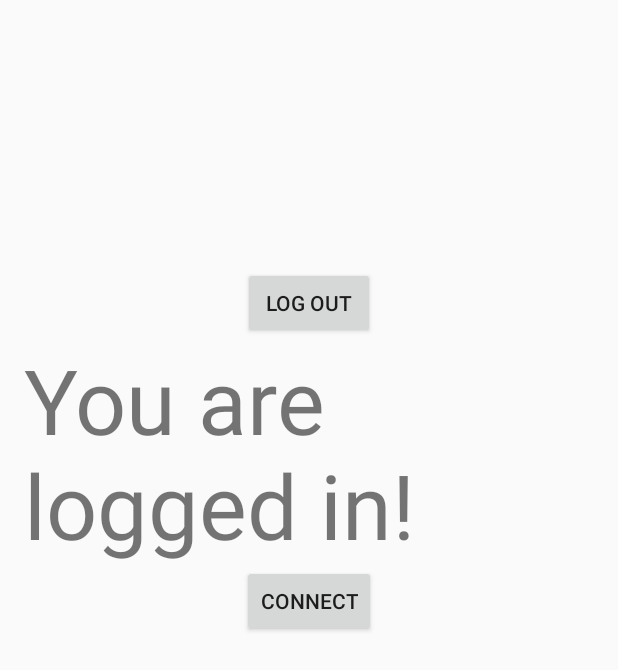
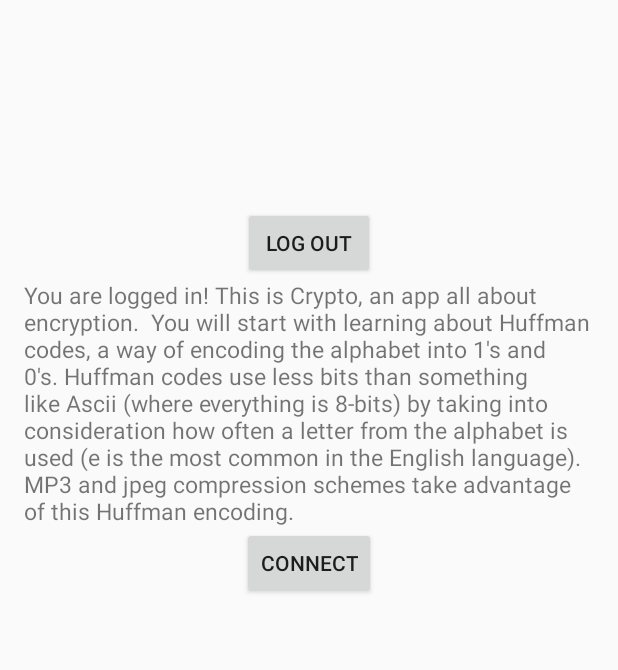
Before and after one commit to R1413/CryptoGear, an Android app: the MainActivity screen opened directly, with no data from a screen before it, on a phone screen of 412 x 824 dp. Shown: the top 670 px of the screen. Run offline under Robolectric (Android 15) with nearby library versions, the phone set to English and light mode, and no system bars.

Commit message:
Literally just made it check if you have the right email when you try to log-in and added some text that shows when you're logged in. That's all I did.

```diff
--- a/CryptoGear/app/src/main/java/com/jocundstudio/cryptogear/Login.java
+++ b/CryptoGear/app/src/main/java/com/jocundstudio/cryptogear/Login.java
@@ -101,8 +101,9 @@ public class Login extends WelcomeScreen {
                 Log.d("TAG", "FIRST");
 
 
-                //Compare the passwords of the registered user and the user logging in
-                if (user.password.equals(registeredUser.password)) {
+                //Compare the passwords and emails
+                // of the registered user and the user logging in
+                if (user.password.equals(registeredUser.password) && user.email.equals(registeredUser.email)) {
 
 
                     Log.d("TAG", "SECOND");
--- a/CryptoGear/app/src/main/java/com/jocundstudio/cryptogear/MainActivity.java
+++ b/CryptoGear/app/src/main/java/com/jocundstudio/cryptogear/MainActivity.java
@@ -90,7 +90,7 @@ public class MainActivity extends WelcomeScreen {
                 //specify url
                 //example url: http://api.geonames.org/citiesJSON?north=44.1&south=-9.9&east=-22.4&west=55.2&lang=de&username=demo
                 //
-                new JSONTask().execute("http://10.0.0.8:8080");
+                new JSONTask().execute("http://api.geonames.org/citiesJSON?north=44.1&south=-9.9&east=-22.4&west=55.2&lang=de&username=demo");
 
             }
 
@@ -239,7 +239,11 @@ public class MainActivity extends WelcomeScreen {
         if (authenticate() == true) {
 
             //tell the user that he/she is logged in
-            Output.setText("You are logged in!");
+            Output.setText("You are logged in! This is Crypto, an app all about encryption. " +
+                    " You will start with learning about Huffman codes, a way of encoding the alphabet into 1's and 0's. " +
+                    "Huffman codes use less bits than something like Ascii (where everything is 8-bits) by taking into " +
+                    "consideration how often a letter from the alphabet is used (e is the most common in the English " +
+                    "language). MP3 and jpeg compression schemes take advantage of this Huffman encoding.");
             //display user details
             displayUserDetails();
 
--- a/CryptoGear/app/src/main/res/layout/content_main.xml
+++ b/CryptoGear/app/src/main/res/layout/content_main.xml
@@ -19,14 +19,14 @@
         android:id="@+id/email"
         android:layout_alignParentTop="true"
         android:layout_centerHorizontal="true"
-        android:textSize="40dp" />
+        android:textSize="30dp" />
 
     <TextView
         android:layout_width="wrap_content"
         android:layout_height="wrap_content"
         android:text="username"
         android:id="@+id/username"
-        android:textSize="40dp"
+        android:textSize="30dp"
         android:layout_below="@+id/email"
         android:layout_centerHorizontal="true" />
 
@@ -35,7 +35,7 @@
         android:layout_height="wrap_content"
         android:text="password"
         android:id="@+id/password"
-        android:textSize="40dp"
+        android:textSize="30dp"
         android:layout_below="@+id/username"
         android:layout_centerHorizontal="true" />
 
@@ -54,7 +54,7 @@
         android:id="@+id/Output"
         android:layout_below="@+id/LogOut"
         android:layout_centerHorizontal="true"
-        android:textSize="60dp" />
+        android:textSize="15dp" />
 
     <Button
         android:layout_width="wrap_content"
```
Also changed, not shown: 1 other file.
